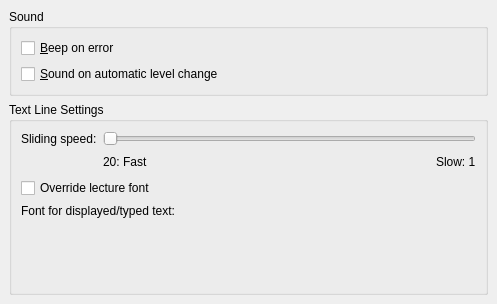
This is src/ui/ktouchprefgeneralpage.ui in KDE/ktouch as Qt 5 draws it before an edit. The edited form follows.
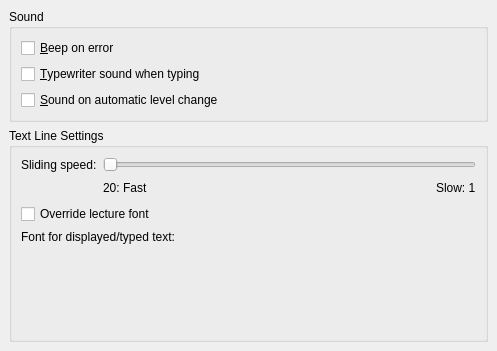
This is the edited form. Custom widgets are drawn as their Qt base class.

Commit message: Fixed statusbar, fix sound, added some some led's to the statuswidget.

```diff
--- a/src/ui/ktouchprefgeneralpage.ui
+++ b/src/ui/ktouchprefgeneralpage.ui
@@ -6,7 +6,7 @@
     <x>0</x>
     <y>0</y>
     <width>497</width>
-    <height>304</height>
+    <height>351</height>
    </rect>
   </property>
   <property name="windowTitle" >
@@ -44,6 +44,19 @@
         </property>
        </widget>
       </item>
+      <item>
+       <widget class="QCheckBox" name="kcfg_SoundOnKeypress" >
+        <property name="toolTip" >
+         <string>Make a typewriter sound for each key pressed</string>
+        </property>
+        <property name="whatsThis" >
+         <string>If checked this will play a typewriter sound for every key pressed.</string>
+        </property>
+        <property name="text" >
+         <string>&amp;Typewriter sound when typing</string>
+        </property>
+       </widget>
+      </item>
       <item>
        <widget class="QCheckBox" name="kcfg_SoundOnLevel" >
         <property name="toolTip" >
```
Left out of the diff: 9 changed lines with no effect on the pictures. The commit also changes 9 other files.
